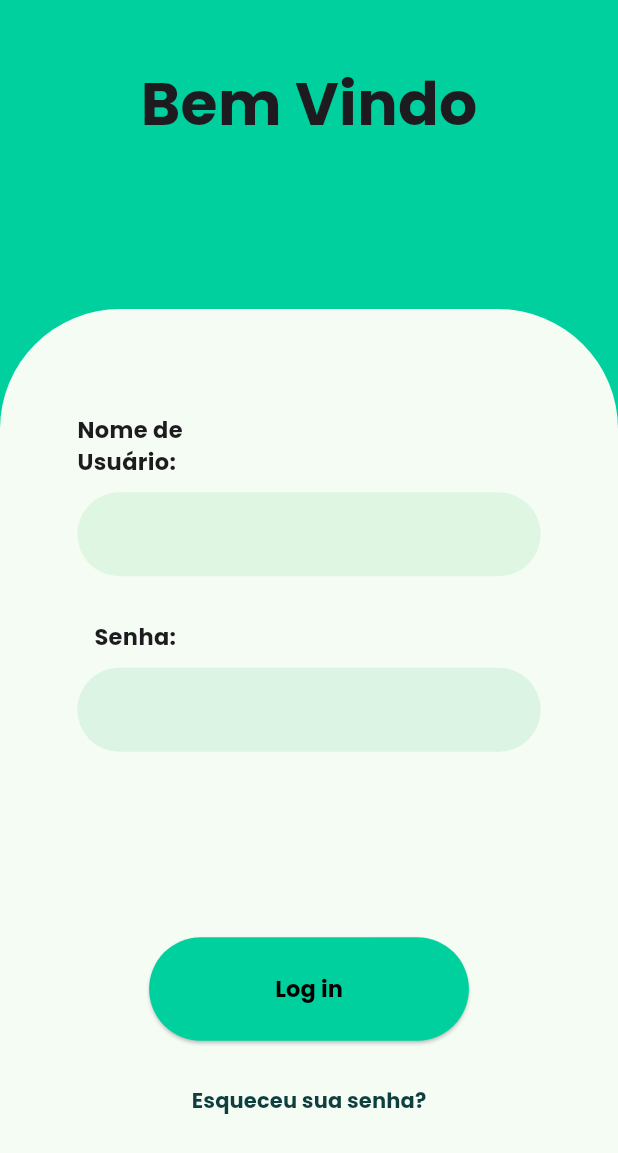
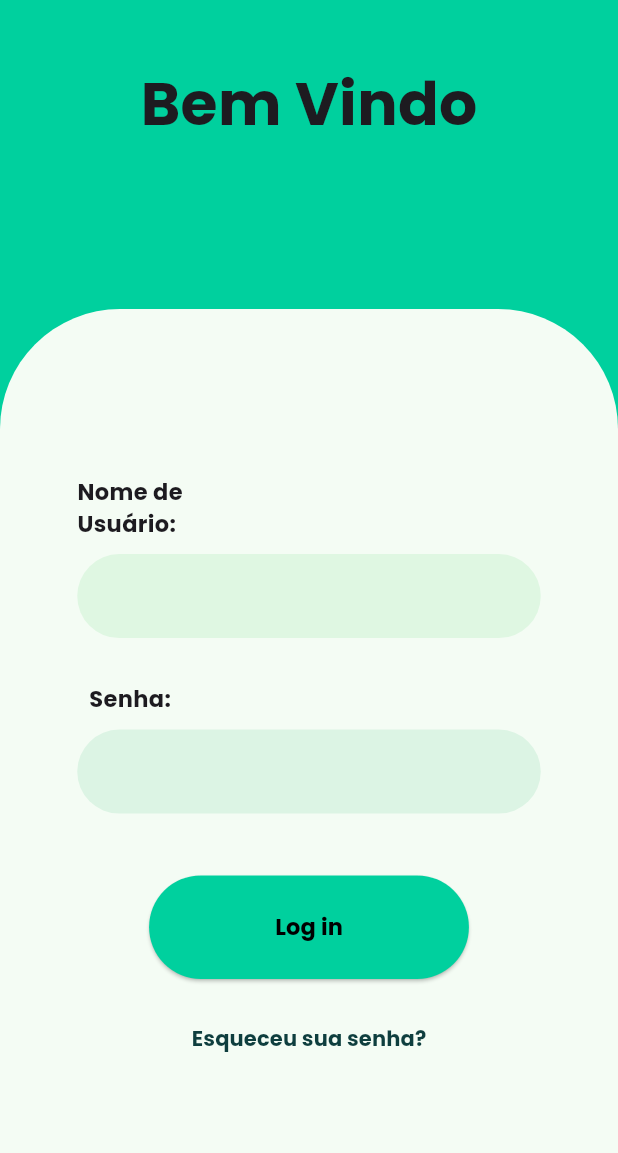
Before and after one commit to guilhermedmd/EMEL---administracao-condominios, a Flutter app: the screen it shows after launch, after a tap on "MORADOR", on a phone screen of 412 x 824 dp. Shown: the top 1153 px of the screen. Run offline on Flutter 3.47's test engine with Material 3 defaults, Android fonts, the phone set to English and light mode, and no system bars; our stand-ins replace google_fonts.

Commit message:
Ajustes de responsividade na inicial page, splash page e páginas de login

```diff
--- a/lib/pages/inicial_page.dart
+++ b/lib/pages/inicial_page.dart
@@ -1,7 +1,7 @@
+import 'package:flutter/material.dart';
 import 'package:emel/pages/login_page.dart';
-import 'package:flutter/material.dart';
-import 'package:emel/pages/pagamentos_page.dart';
 
+//Stateless pois não muda
 class InicialPage extends StatelessWidget {
   const InicialPage({super.key});
 
@@ -9,18 +9,27 @@ class InicialPage extends StatelessWidget {
   Widget build(BuildContext context) {
     return Scaffold(
       backgroundColor: const Color(0xFFE6EFEA),
+      // [RC7] Uso de AppBar
+      appBar: AppBar(
+        backgroundColor: Colors.transparent,
+        elevation: 0,
+        toolbarHeight: 40,
+      ),
+      //
       body: SafeArea(
         child: Padding(
+          //para que não batam nas bordas
           padding: const EdgeInsets.symmetric(horizontal: 24),
+          // [RC5] SingleChildScrollView para ser responsivo
+          child: SingleChildScrollView(
             child: Column(
               mainAxisAlignment: MainAxisAlignment.center,
               children: [
+                const SizedBox(height: 20),
                 /// LOGO
-              Column(
-                children: const [
-                  Icon(Icons.home_work, size: 70, color: Colors.black87),
-                  SizedBox(height: 10),
-                  Text(
+                const Icon(Icons.home_work, size: 70, color: Colors.black87),
+                const SizedBox(height: 10),
+                const Text(
                   'EMEL',
                   style: TextStyle(
                     fontSize: 28,
@@ -28,73 +37,50 @@ class InicialPage extends StatelessWidget {
                     letterSpacing: 2,
                   ),
                 ),
-                  SizedBox(height: 5),
-                  Text(
+                const Text(
                   'EMPREENDIMENTOS\nIMOBILIÁRIOS',
                   textAlign: TextAlign.center,
                   style: TextStyle(fontSize: 12),
                 ),
-                ],
-              ),
 
-              const SizedBox(height: 40),
+                const SizedBox(height: 60),
 
                 const Text(
                   'SELECIONE O SEU PERFIL:',
-                style: TextStyle(fontSize: 12),
+                  style: TextStyle(fontSize: 12, fontWeight: FontWeight.bold),
                 ),
 
-              const SizedBox(height: 20),
+                const SizedBox(height: 24),
 
-              /// BOTÃO MORADOR
+                /// BOTÃO MORADOR [RC2] e [RC7]
              SizedBox(
                   width: double.infinity,
                   child: ElevatedButton(
                     onPressed: () {
-                    Navigator.push(
-                      context,
-                      MaterialPageRoute(builder: (context) => LoginPage()),
-                    );
+                      Navigator.push(context, MaterialPageRoute(builder: (context) => LoginPage()));
                     },
                     style: ElevatedButton.styleFrom(
                       backgroundColor: const Color(0xFF00D09E),
-                    padding: const EdgeInsets.symmetric(vertical: 14),
-                    shape: RoundedRectangleBorder(
-                      borderRadius: BorderRadius.circular(30),
+                      padding: const EdgeInsets.symmetric(vertical: 16),
+                      shape: RoundedRectangleBorder(borderRadius: BorderRadius.circular(30)),
                     ),
-                  ),
-                  child: const Text(
-                    'MORADOR',
-                    style: TextStyle(color: Colors.black),
-                  ),
+                    child: const Text('MORADOR', style: TextStyle(color: Colors.black, fontWeight: FontWeight.bold)),
                   ),
                 ),
 
-              const SizedBox(height: 12),
+                const SizedBox(height: 16),
 
-              /// BOTÃO VISITANTE
+                /// BOTÃO VISITANTE [RC2]
                 SizedBox(
                   width: double.infinity,
                   child: ElevatedButton(
-                  onPressed: () {
-                    Navigator.push(
-                      context,
-                      MaterialPageRoute(builder: (context) => TelaPagamentos()), // rota pra tela pagamento
-                    );
-                    // TODO: tela do visitante
-                  },
+                    onPressed: () {},
                     style: ElevatedButton.styleFrom(
                       backgroundColor: const Color(0xFFD4E2DB),
-                    elevation: 0,
-                    padding: const EdgeInsets.symmetric(vertical: 14),
-                    shape: RoundedRectangleBorder(
-                      borderRadius: BorderRadius.circular(30),
+                      padding: const EdgeInsets.symmetric(vertical: 16),
+                      shape: RoundedRectangleBorder(borderRadius: BorderRadius.circular(30)),
                     ),
-                  ),
-                  child: const Text(
-                    'VISITANTE',
-                    style: TextStyle(color: Colors.black54),
-                  ),
+                    child: const Text('VISITANTE', style: TextStyle(color: Colors.black54, fontWeight: FontWeight.bold)),
                   ),
                 ),
 
@@ -103,6 +89,8 @@ class InicialPage extends StatelessWidget {
             ),
           ),
         ),
+      ),
     );
   }
+
 }
--- a/lib/pages/login_page.dart
+++ b/lib/pages/login_page.dart
@@ -1,6 +1,3 @@
-import 'package:emel/controllers/login_controller.dart';
-import 'package:emel/models/morador.dart';
-import 'package:emel/pages/navegacao_page.dart';
 import 'package:emel/widgets/default_layout.dart';
 import 'package:emel/widgets/form_login.dart';
 import 'package:flutter/material.dart';
--- a/lib/pages/splash_page.dart
+++ b/lib/pages/splash_page.dart
@@ -1,18 +1,27 @@
 import 'package:flutter/material.dart';
 import 'package:emel/pages/inicial_page.dart';
 
+
+//um StatefulWidget pois ela muda de estado
 class SplashPage extends StatefulWidget {
   const SplashPage({super.key});
+
 
   @override
   State<SplashPage> createState() => _SplashPageState();
 }
+
+
 class _SplashPageState extends State<SplashPage> {
   @override
   void initState() {
     super.initState();
 
+
+    // [RC2] Navegação com pushReplacement
+    //Cria um atraso de 2 segundos
     Future.delayed(const Duration(seconds: 2), () {
+      //substitui a tela atual pela próxima
       Navigator.pushReplacement(
         context,
         MaterialPageRoute(builder: (_) => const InicialPage()),
@@ -20,17 +29,25 @@ class _SplashPageState extends State<SplashPage> {
     });
   }
 
+
   @override
   Widget build(BuildContext context) {
+    // [RC5] Responsividade
+    final double screenHeight = MediaQuery.of(context).size.height;
+
+
     return Scaffold(
-      backgroundColor: const Color(0xFF00D09E),
+      // [RC6] cor de fundo do ThemeData
+      backgroundColor: Theme.of(context).scaffoldBackgroundColor,
+      // children ficar um embaixo do outro
       body: Center(
         child: Column(
           mainAxisAlignment: MainAxisAlignment.center,
-          children: const [
-            Icon(Icons.home_work, size: 80, color: Colors.black87),
-            SizedBox(height: 20),
-            Text(
+          //exbir a casa
+          children: [
+            Icon(Icons.home_work, size: screenHeight * 0.1, color: Colors.black87),
+            const SizedBox(height: 20),
+            const Text(
               'EMEL',
               style: TextStyle(
                 fontSize: 32,
@@ -38,8 +55,8 @@ class _SplashPageState extends State<SplashPage> {
                 letterSpacing: 2,
               ),
             ),
-            SizedBox(height: 5),
-            Text(
+            const SizedBox(height: 5),
+            const Text(
               'EMPREENDIMENTOS\nIMOBILIÁRIOS',
               textAlign: TextAlign.center,
               style: TextStyle(fontSize: 12),
--- a/lib/widgets/form_login.dart
+++ b/lib/widgets/form_login.dart
@@ -27,7 +27,7 @@ class FormLogin extends StatelessWidget{
                     crossAxisAlignment: CrossAxisAlignment.center,
                     children: [
                       Padding(
-                        padding: EdgeInsets.only(bottom: laguraTela * 0.30),
+                        padding: EdgeInsets.only(bottom: laguraTela * 0.1),
                         child: Column(
                           children: [
                             Padding(
@@ -78,9 +78,9 @@ class FormLogin extends StatelessWidget{
                                 children: [
                                   Padding(
                                     padding: EdgeInsets.only(
-                                      right: (laguraTela * 0.75) * 0.75,
+                                      right: (laguraTela * 0.75) * 0.55,
                                     ),
-                                    child: Padding(padding: EdgeInsets.only(bottom: 10), child: Text("Senha:",
+                                    child: Padding(padding: EdgeInsets.only(bottom: 10), child: Text("Senha:                    ",
                                     style: TextStyle(
                                       fontSize: 15,
                                       fontWeight: FontWeight.bold
```
Lines whose indentation alone changed are shown as unchanged.
